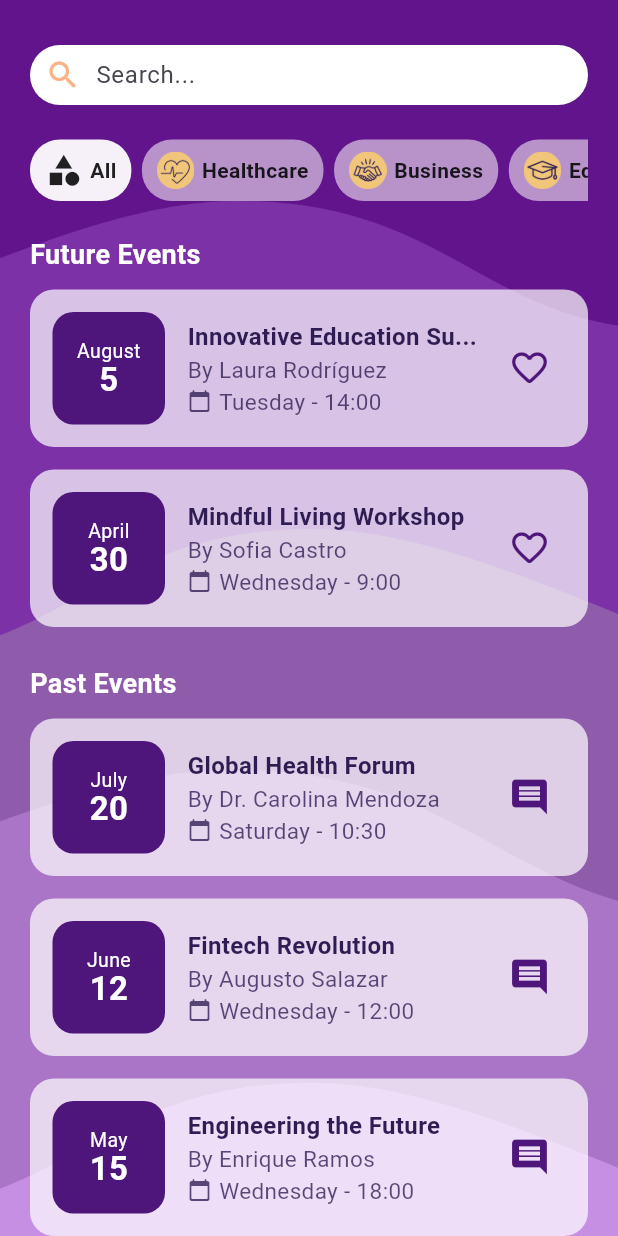
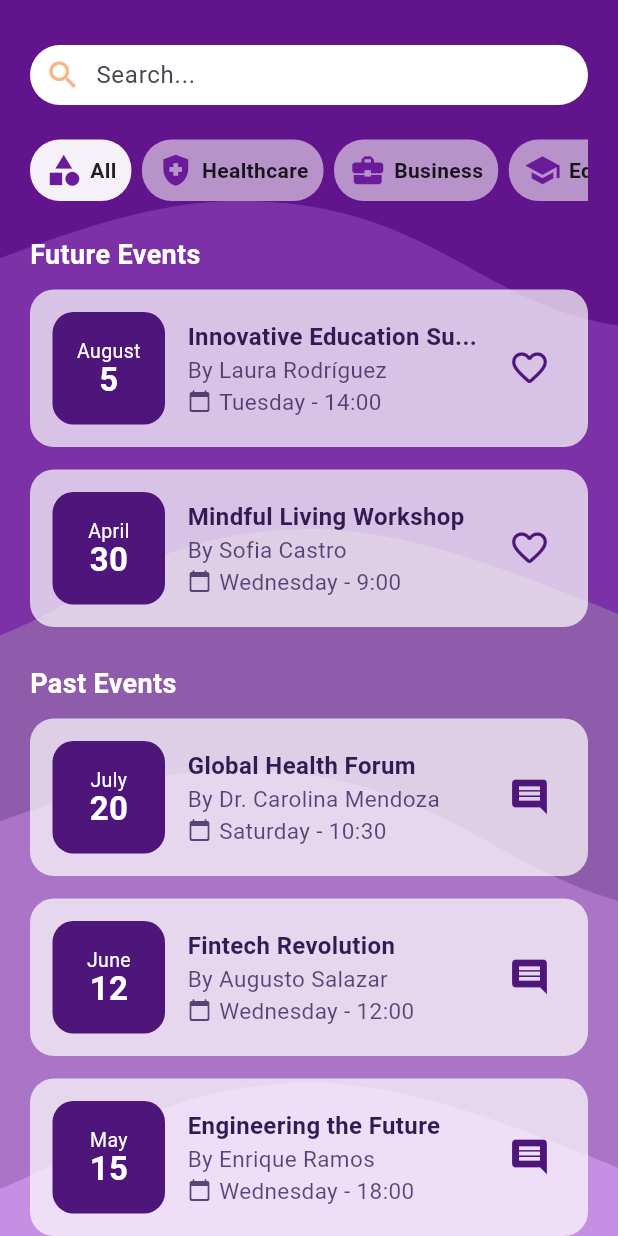
Before and after one commit to LCCastillo03/f_project_mobile, a Flutter app: the EventListPage screen opened directly, after a tap on "All", on a phone screen of 412 x 824 dp. Run offline on Flutter 3.47's test engine with Material 3 defaults, Android fonts, the light colour scheme and no system bars; our stand-ins replace flutter_svg, get.

Commit message:
Refactor category representation in AppCategories to use icons and colors; update _buildButton to apply category colors dynamically

```diff
--- a/lib/presentation/pages/event_list_page.dart
+++ b/lib/presentation/pages/event_list_page.dart
@@ -69,7 +69,13 @@ Widget _buildButton(String category) {
   final EventsController controller = Get.find();
   return Obx(() {
     final isSelected = controller.selectedCategory.value == category;
-
+    final Color categoryColor;
+    if (category != "All" && AppCategories.categories[category] != null) {
+      categoryColor =
+          AppCategories.categories[category]["color"] ?? Colors.grey;
+    } else {
+      categoryColor = Color(0xFF6A1B9A);
+    }
     return GestureDetector(
       onTap: () {
         controller.updateCategory(
@@ -85,9 +91,12 @@ Widget _buildButton(String category) {
           spacing: 5,
           children: [
             category != "All"
-                ? Image.asset(AppCategories.categories[category]?["image"],
-                    width: 25, height: 25)
-                : Icon(Icons.category, size: 25),
+                ? Icon(
+                    AppCategories.categories[category]?["icon"] ?? Icons.error,
+                    size: 25,
+                    color: categoryColor,
+                  )
+                : Icon(Icons.category, size: 25, color: categoryColor),
             Text(
               category,
               style:
```
Also changed, not shown: lib/presentation/theme/categories.dart (+14 -6 lines).
